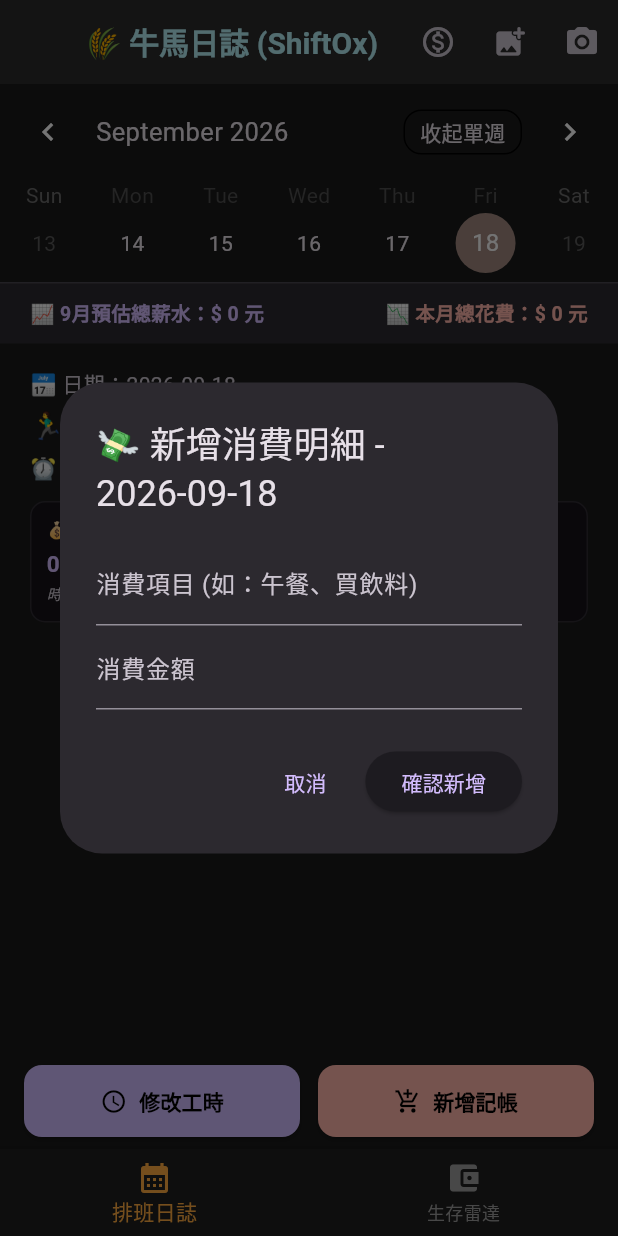
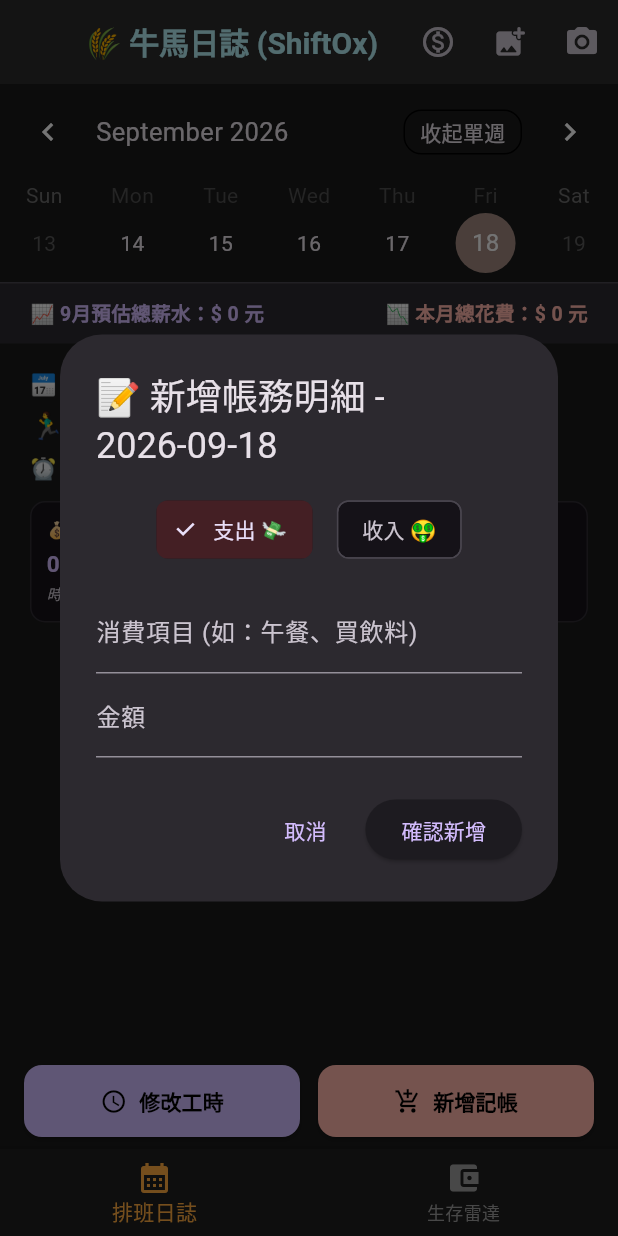
Before and after one commit to AidenPang/ShiftOxApp, a Flutter app: the screen it shows after launch, after a tap on "新增記帳", on a phone screen of 412 x 824 dp. Run offline on Flutter 3.47's test engine with Material 3 defaults, Android fonts, the phone set to English and light mode, and no system bars; drawn by our look-alikes of table_calendar; our stand-ins replace google_generative_ai, image_picker, shared_preferences, sqflite; accounts and stored records are empty.

Commit message:
完善現有資金與額外收入顯示

```diff
--- a/lib/models/database_helper.dart
+++ b/lib/models/database_helper.dart
@@ -17,7 +17,21 @@ class DatabaseHelper {
   Future<Database> _initDB(String filePath) async {
     final dbPath = await getDatabasesPath();
     final path = join(dbPath, filePath);
-    return await openDatabase(path, version: 1, onCreate: _createDB);
+    return await openDatabase(
+      path,
+      version: 2,
+      onCreate: _createDB,
+      onUpgrade: _onUpgrade,
+    );
+  }
+
+  // 平滑升級機制，保護手機裡的舊資料！
+  Future _onUpgrade(Database db, int oldVersion, int newVersion) async {
+    if (oldVersion < 2) {
+      // 偵測到手機裡是舊版 (v1)，自動幫 schedules 表格擴建兩個收入欄位
+      await db.execute("ALTER TABLE schedules ADD COLUMN income_amount INTEGER DEFAULT 0");
+      await db.execute("ALTER TABLE schedules ADD COLUMN income_note TEXT DEFAULT '[]'");
+    }
   }
 
   // 🛠️ 嚴格依據計劃書的「三、 本地資料庫設計 (SQLite Schema)」建表 [cite: 18]
@@ -29,7 +43,9 @@ class DatabaseHelper {
         start_time TEXT,
         end_time TEXT,
         expense_amount INTEGER,
-        expense_note TEXT
+        expense_note TEXT,
+        income_amount INTEGER DEFAULT 0,
+        income_note TEXT DEFAULT '[]'
       )
     ''');
 
@@ -40,7 +56,7 @@ class DatabaseHelper {
         value TEXT
       )
     ''');
-    await db.insert('settings', {'key': 'hourly_wage', 'value': '180'});
+    await db.insert('settings', {'key': 'hourly_wage', 'value': '196'});
   }
 
   // 💾 寫入或更新當天資料
@@ -90,9 +106,9 @@ class DatabaseHelper {
       whereArgs: ['hourly_wage'],
     );
     if (maps.isNotEmpty) {
-      return int.tryParse(maps.first['value']?.toString() ?? '180') ?? 180;
+      return int.tryParse(maps.first['value']?.toString() ?? '196') ?? 196;
     }
-    return 180;
+    return 196;
   }
 
   // 💰 設定時薪
--- a/lib/models/schedule_model.dart
+++ b/lib/models/schedule_model.dart
@@ -7,25 +7,31 @@ class ScheduleModel {
   final String endTime;        // 下班時間 (格式：HH:mm)
   final int expenseAmount;     // 當日消費記帳總額（自動加總後的結果）
   final String expenseNote;    // 儲存多筆明細的 JSON 字串 (例如: [{"title":"午餐","amount":100}])
+  final int incomeAmount;      // 當日進帳總額（自動加總後的結果）
+  final String incomeNote;     // 儲存多筆明細的 JSON 字串 (例如: [{"title":"午餐","amount":100}])
 
   ScheduleModel({
     required this.date,
     required this.position,
     required this.startTime,
     required this.endTime,
-    required this.expenseAmount,
-    required this.expenseNote,
+    this.expenseAmount = 0,
+    this.expenseNote = "[]",
+    this.incomeAmount = 0,
+    this.incomeNote = "[]",
   });
 
   // 📥 將資料庫查出來的 Map 轉換成 Dart 物件
   factory ScheduleModel.fromMap(Map<String, dynamic> map) {
     return ScheduleModel(
-      date: map['date'] ?? '',
-      position: map['position'] ?? '',
-      startTime: map['start_time'] ?? '',
-      endTime: map['end_time'] ?? '',
-      expenseAmount: map['expense_amount'] ?? 0,
-      expenseNote: map['expense_note'] ?? '',
+      date: map['date'] as String,
+      position: map['position'] as String,
+      startTime: map['start_time'] as String,
+      endTime: map['end_time'] as String,
+      expenseAmount: map['expense_amount'] as int? ?? 0,
+      expenseNote: map['expense_note'] as String? ?? "[]",
+      incomeAmount: map['income_amount'] as int? ?? 0,
+      incomeNote: map['income_note'] as String? ?? "[]",
     );
   }
 
@@ -38,6 +44,8 @@ class ScheduleModel {
       'end_time': endTime,
       'expense_amount': expenseAmount,
       'expense_note': expenseNote,
+      'income_amount': incomeAmount,
+      'income_note': incomeNote,
     };
   }
 
@@ -58,4 +66,13 @@ class ScheduleModel {
       return [];
     }
   }
+
+  // 💡 新增：解析收入 JSON
+  List<Map<String, dynamic>> getIncomeList() {
+    try {
+      return List<Map<String, dynamic>>.from(jsonDecode(incomeNote));
+    } catch (e) {
+      return [];
+    }
+  }
 }
--- a/lib/views/calendar_page.dart
+++ b/lib/views/calendar_page.dart
@@ -65,6 +65,8 @@ class _CalendarPageState extends State<CalendarPage> {
             String endTime = schedule?.endTime.isNotEmpty == true ? schedule!.endTime : "--:--";
             int expenseAmount = schedule?.expenseAmount ?? 0;
             List<Map<String, dynamic>> expenseList = schedule?.getExpenseList() ?? [];
+            int incomeAmount = schedule?.incomeAmount ?? 0;
+            List<Map<String, dynamic>> incomeList = schedule?.getIncomeList() ?? [];
 
             double todayHours = _controller.calculateHours(startTime, endTime);
             int todaySalary = (todayHours * _controller.hourlyWage).round();
@@ -189,14 +191,15 @@ class _CalendarPageState extends State<CalendarPage> {
                                           date: dateString,
                                           expenses: expenses,
                                           onDelete: (index) async {
-                                            await _controller.deleteSingleExpense(date: dateString, index: index);
+                                            await _controller.deleteTransaction(date: dateString, index: index, isIncome: false,);
                                           },
                                           onEdit: (index, newTitle, newAmount) async {
-                                            await _controller.editSingleExpense(
+                                            await _controller.editTransaction(
                                               date: dateString,
                                               index: index,
                                               newTitle: newTitle,
                                               newAmount: newAmount,
+                                              isIncome: false,
                                             );
                                           },
                                         ),
@@ -211,6 +214,64 @@ class _CalendarPageState extends State<CalendarPage> {
                                   ),
                                 ],
                               ),
+                              if (incomeList.isNotEmpty) ...[
+                                const SizedBox(height: 16),
+                                GestureDetector(
+                                  onTap: () {
+                                    showModalBottomSheet(
+                                      context: context,
+                                      isScrollControlled: true,
+                                      backgroundColor: Colors.transparent,
+                                      builder: (context) => ExpenseListBottomSheet(
+                                        date: dateString,
+                                        expenses: incomeList,
+                                        onDelete: (index) async => await _controller.deleteTransaction(date: dateString, index: index, isIncome: true),
+                                        onEdit: (index, newTitle, newAmount) async => await _controller.editTransaction(date: dateString, index: index, newTitle: newTitle, newAmount: newAmount, isIncome: true),
+                                      ),
+                                    );
+                                  },
+                                  child: Container(
+                                    padding: const EdgeInsets.all(16),
+                                    decoration: BoxDecoration(
+                                      color: Colors.green.withAlpha(25), // 淡淡的綠色背景
+                                      borderRadius: BorderRadius.circular(16),
+                                      border: Border.all(color: Colors.green.withAlpha(70)),
+                                    ),
+                                    child: Column(
+                                      crossAxisAlignment: CrossAxisAlignment.start,
+                                      children: [
+                                        Row(
+                                          mainAxisAlignment: MainAxisAlignment.spaceBetween,
+                                          children: [
+                                            const Text("🤑 今日額外進帳", style: TextStyle(color: Colors.green, fontWeight: FontWeight.bold, fontSize: 14)),
+                                            Text("+\$ $incomeAmount", style: const TextStyle(color: Colors.green, fontWeight: FontWeight.bold, fontSize: 16)),
+                                          ],
+                                        ),
+                                        const Padding(
+                                          padding: EdgeInsets.symmetric(vertical: 8.0),
+                                          child: Divider(color: Colors.green, height: 1, thickness: 0.3),
+                                        ),
+                                        // 展開顯示所有的收入明細
+                                        ...incomeList.map((item) => Padding(
+                                          padding: const EdgeInsets.only(bottom: 4.0),
+                                          child: Row(
+                                            mainAxisAlignment: MainAxisAlignment.spaceBetween,
+                                            children: [
+                                              Text("• ${item['title']}", style: const TextStyle(fontSize: 14, color: Colors.white70)),
+                                              Text("+\$ ${item['amount']}", style: const TextStyle(fontSize: 14, color: Colors.white70)),
+                                            ],
+                                          ),
+                                        )),
+                                        const SizedBox(height: 4),
+                                        const Align(
+                                          alignment: Alignment.centerRight,
+                                          child: Text("點擊修改 ❯", style: TextStyle(color: Colors.grey, fontSize: 12)),
+                                        )
+                                      ],
+                                    ),
+                                  ),
+                                ),
+                              ]
                             ],
                           ),
                         ),
--- a/lib/views/finance_page.dart
+++ b/lib/views/finance_page.dart
@@ -53,7 +53,7 @@ class FinancePage extends StatelessWidget {
       builder: (context, child) {
         int safeBudget = controller.dailySafeBudget;
         int projectedTotalMoney = controller.currentCash + controller.monthlyTotalSalary;
-        int remainingBudget = projectedTotalMoney - controller.monthlyTargetSavings - controller.monthlyTotalExpense;
+        int remainingBudget = projectedTotalMoney - controller.monthlyTargetSavings;
         bool isOverspent = remainingBudget <= 0; // 是否吃土
 
         return Scaffold(
@@ -69,7 +69,7 @@ class FinancePage extends StatelessWidget {
             child: Column(
               crossAxisAlignment: CrossAxisAlignment.start,
               children: [
-                // 現有資金與發薪水區塊
+                // 現有資金區塊
                 Container(
                   padding: const EdgeInsets.all(20),
                   decoration: BoxDecoration(
@@ -97,6 +97,7 @@ class FinancePage extends StatelessWidget {
                       const SizedBox(height: 8),
                       Text("\$ ${controller.currentCash}", style: const TextStyle(color: Colors.white,fontSize: 40, fontWeight: FontWeight.bold)),
                       const SizedBox(height: 16),
+
                       ElevatedButton.icon(
                         style: ElevatedButton.styleFrom(
                           backgroundColor: Colors.white,
@@ -105,7 +106,6 @@ class FinancePage extends StatelessWidget {
                           shape: RoundedRectangleBorder(borderRadius: BorderRadius.circular(8)),
                         ),
                         onPressed: () async {
-                          // 點擊領取上個月薪水
                           String message = await controller.claimPreviousMonthSalary();
                           if (context.mounted) {
                             ScaffoldMessenger.of(context).showSnackBar(SnackBar(content: Text(message)));
--- a/lib/views/widgets/dialogs.dart
+++ b/lib/views/widgets/dialogs.dart
@@ -72,8 +72,16 @@ class ExpenseDialog extends StatefulWidget {
   final String dateStr;
   final Map<String, dynamic>? existingExpense;
   final int? expenseIndex;
+  final bool isEditingIncome;
 
-  const ExpenseDialog({super.key, required this.controller, required this.dateStr, this.existingExpense, this.expenseIndex});
+  const ExpenseDialog({
+    super.key,
+    required this.controller,
+    required this.dateStr,
+    this.existingExpense,
+    this.expenseIndex,
+    this.isEditingIncome = false,
+  });
 
   @override
   State<ExpenseDialog> createState() => _ExpenseDialogState();
@@ -82,12 +90,14 @@ class ExpenseDialog extends StatefulWidget {
 class _ExpenseDialogState extends State<ExpenseDialog> {
   late final TextEditingController itemController;
   late final TextEditingController amountController;
+  late bool _isIncome; // 用來記錄現在使用者選的是收入還是支出
 
   @override
   void initState() {
     super.initState();
     itemController = TextEditingController(text: widget.existingExpense?['title'] as String? ?? '');
     amountController = TextEditingController(text: widget.existingExpense?['amount']?.toString() ?? '');
+    _isIncome = widget.isEditingIncome;
   }
 
   @override
@@ -99,18 +109,52 @@ class _ExpenseDialogState extends State<ExpenseDialog> {
 
   @override
   Widget build(BuildContext context) {
+    bool isEditing = widget.existingExpense != null;
     return AlertDialog(
       title: Text(
-        widget.existingExpense == null ? "💸 新增消費明細 - ${widget.dateStr}" : "✏️ 修改消費明細",
+        isEditing
+          ? (_isIncome ? "✏️ 修改收入明細" : "✏️ 修改支出明細")
+          : "📝 新增帳務明細 - ${widget.dateStr}",
       ),
       content: Column(
         mainAxisSize: MainAxisSize.min,
         children: [
-          TextField(controller: itemController, decoration: const InputDecoration(labelText: "消費項目 (如：午餐、買飲料)")),
+          if (!isEditing)
+            Row(
+              mainAxisAlignment: MainAxisAlignment.center,
+              children: [
+                ChoiceChip(
+                  label: const Text("支出 💸"),
+                  selected: !_isIncome,
+                  onSelected: (selected) {
+                    setState(() => _isIncome = false);
+                  },
+                  selectedColor: Colors.redAccent.withValues(alpha: 0.2),
+                ),
+                const SizedBox(width: 16),
+                ChoiceChip(
+                  label: const Text("收入 🤑"),
+                  selected: _isIncome,
+                  onSelected: (selected) {
+                    setState(() => _isIncome = true);
+                  },
+                  selectedColor: Colors.greenAccent.withValues(alpha: 0.2),
+                ),
+              ],
+            ),
+          if (!isEditing) const SizedBox(height: 16),
+
+          TextField(
+            controller: itemController,
+            decoration: InputDecoration(
+              // 💡 提示文字會跟著切換
+              labelText: _isIncome ? "收入來源 (如：賣二手書、零用錢)" : "消費項目 (如：午餐、買飲料)"
+            )
+          ),
           TextField(
             controller: amountController,
             keyboardType: TextInputType.number,
-            decoration: const InputDecoration(labelText: "消費金額", prefixText: "\$ "),
+            decoration: const InputDecoration(labelText: "金額", prefixText: "\$ "),
           ),
         ],
       ),
@@ -123,18 +167,20 @@ class _ExpenseDialogState extends State<ExpenseDialog> {
 
               if (widget.expenseIndex != null) {
                 // 修改模式
-                await widget.controller.editSingleExpense(
+                await widget.controller.editTransaction(
                   date: widget.dateStr,
                   index: widget.expenseIndex!,
                   newTitle: title,
                   newAmount: amount,
+                  isIncome: _isIncome,
                 );
               } else {
                 // 新增模式
-                await widget.controller.addSingleExpense(
+                await widget.controller.addTransaction(
                   date: widget.dateStr,
                   itemTitle: title,
                   itemAmount: amount,
+                  isIncome: _isIncome,
                 );
               }
             if (context.mounted) Navigator.pop(context);
--- a/pubspec.yaml
+++ b/pubspec.yaml
@@ -16,7 +16,7 @@ publish_to: 'none' # Remove this line if you wish to publish to pub.dev
 # https://developer.apple.com/library/archive/documentation/General/Reference/InfoPlistKeyReference/Articles/CoreFoundationKeys.html
 # In Windows, build-name is used as the major, minor, and patch parts
 # of the product and file versions while build-number is used as the build suffix.
-version: 1.1.1+1
+version: 1.2.0+2
 
 environment:
   sdk: ^3.12.2
```
Also changed, not shown: lib/controllers/schedule_controller.dart (+74 -50 lines).
